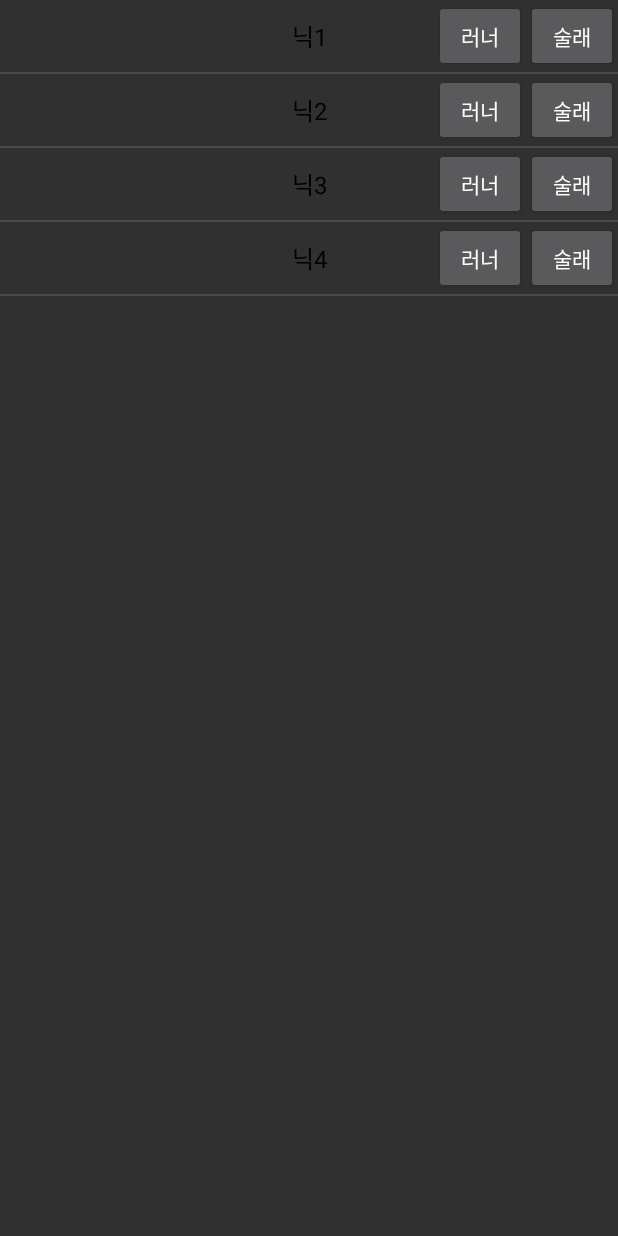
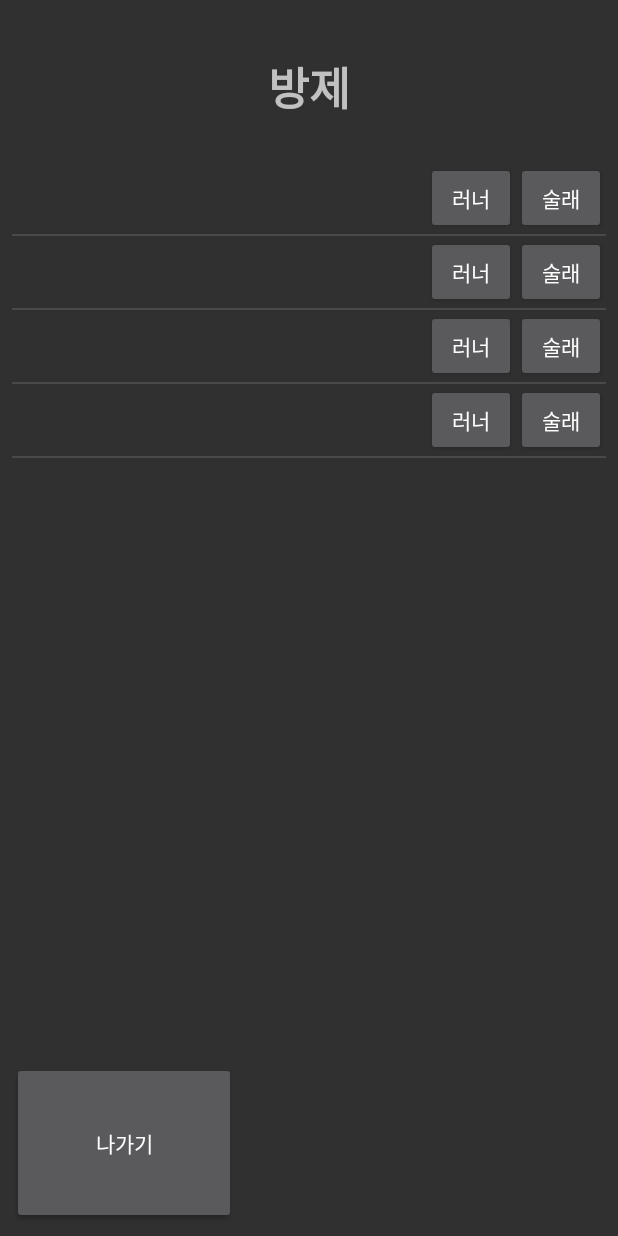
Before and after one commit to SKYBattle-UOS/skybattle-game, an Android app: the RoomActivity screen opened directly, with no data from a screen before it, on a phone screen of 412 x 824 dp. Run offline under Robolectric (Android 15) with nearby library versions, the phone set to English and light mode, and no system bars.

Commit message:
방UI 진행중

```diff
--- a/app/src/main/java/com/example/Client/MainActivity.java
+++ b/app/src/main/java/com/example/Client/MainActivity.java
@@ -89,7 +89,7 @@ public class MainActivity extends AppCompatActivity implements Screen, AutoPermi
     }
 
     @Override
-    public void setText(String text) {
+    public void setTopText(String text){
         // nothing
     }
 
--- a/app/src/main/java/com/example/Client/MatchActivity.java
+++ b/app/src/main/java/com/example/Client/MatchActivity.java
@@ -64,8 +64,8 @@ public class MatchActivity extends AppCompatActivity implements Screen, OnMapRea
         trans.commit();
     }
 
-    @Override
-    public void setText(String text) {
+   @Override
+   public void setTopText(String text) {
         _topText.setText(text);
     }
 
--- a/app/src/main/java/com/example/Client/MatchStateAssemble.java
+++ b/app/src/main/java/com/example/Client/MatchStateAssemble.java
@@ -27,7 +27,7 @@ public class MatchStateAssemble implements GameState {
         _isInitialized = false;
         sentInitComplete = false;
         _numPlayers = numPlayers;
-        Core.getInstance().getUIManager().setText("다른 플레이어를 기다리는중...");
+        Core.getInstance().getUIManager().setTopText("다른 플레이어를 기다리는중...");
     }
 
     @Override
@@ -51,7 +51,7 @@ public class MatchStateAssemble implements GameState {
 
         if (Util.hasMessage(packet)) {
             _isInitialized = true;
-            Core.getInstance().getUIManager().setText("집합하세요");
+            Core.getInstance().getUIManager().setTopText("집합하세요");
         }
 
         if (Util.hasMessage(packet)) {
--- a/app/src/main/java/com/example/Client/MatchStateGetReady.java
+++ b/app/src/main/java/com/example/Client/MatchStateGetReady.java
@@ -27,7 +27,7 @@ public class MatchStateGetReady implements GameState {
 
     MatchStateGetReady(GameStateMatch parent, int countInMS){
         _match = parent;
-        Core.getInstance().getUIManager().setText(String.format(Locale.getDefault(), TOP_TEXT, _prevCount));
+       Core.getInstance().getUIManager().setTopText(String.format(Locale.getDefault(), TOP_TEXT, _prevCount));
     }
 
     @Override
@@ -49,7 +49,7 @@ public class MatchStateGetReady implements GameState {
     public void render(Renderer renderer, long ms) {
         if (_prevCount != _count){
             _prevCount = _count;
-            Core.getInstance().getUIManager().setText(String.format(Locale.getDefault(), TOP_TEXT, _count));
+            Core.getInstance().getUIManager().setTopText(String.format(Locale.getDefault(), TOP_TEXT, _count));
         }
 
         Collection<GameObject> gameObjects = _match.getGameObjects();
--- a/app/src/main/java/com/example/Client/MatchStateInGame.java
+++ b/app/src/main/java/com/example/Client/MatchStateInGame.java
@@ -19,7 +19,7 @@ public class MatchStateInGame implements GameState {
 
     MatchStateInGame(GameStateMatch gameStateMatch) {
         _match = gameStateMatch;
-        Core.getInstance().getUIManager().setText("게임시작이 시작되었습니다");
+        Core.getInstance().getUIManager().setTopText("게임시작이 시작되었습니다");
     }
 
     @Override
@@ -30,7 +30,7 @@ public class MatchStateInGame implements GameState {
     @Override
     public void render(Renderer renderer, long ms) {
         Collection<GameObject> gameObjects = _match.getGameObjects();
-        for (GameObject go : gameObjects){
+        for (GameObject go : gameObjects) {
             go.render(renderer);
         }
     }
--- a/app/src/main/java/com/example/Client/RoomActivity.java
+++ b/app/src/main/java/com/example/Client/RoomActivity.java
@@ -6,6 +6,7 @@ import androidx.core.content.ContextCompat;
 import android.content.Context;
 import android.content.Intent;
 import android.os.Bundle;
+import android.os.Handler;
 import android.view.LayoutInflater;
 import android.view.View;
 import android.view.ViewGroup;
@@ -20,6 +21,8 @@ import android.widget.Toast;
 import org.w3c.dom.Text;
 
 import java.util.ArrayList;
+import java.util.Timer;
+import java.util.TimerTask;
 
 public class RoomActivity extends AppCompatActivity implements Screen {
     private TextView _roomTitle;
@@ -29,17 +32,17 @@ public class RoomActivity extends AppCompatActivity implements Screen {
     protected void onCreate(Bundle savedInstanceState) {
         super.onCreate(savedInstanceState);
         setContentView(R.layout.activity_room);
-        // _roomTitle = findViewById(R.id.roomTitle);
+        _roomTitle = findViewById(R.id.roomTitle);
 
-        listView = (ListView)this.findViewById(R.id.playerlist);
+        listView = (ListView) this.findViewById(R.id.playerlist);
 
-        ArrayList<String> items = new ArrayList<>(); //플레이어 닉네임으로 변경할 것
+        ArrayList<String> items = new ArrayList<>();
         items.add("닉1");
         items.add("닉2");
         items.add("닉3");
         items.add("닉4");
 
-        CustomAdapter adapter = new CustomAdapter(this,0,items);
+        CustomAdapter adapter = new CustomAdapter(this, 0, items);
         listView.setAdapter((adapter));
     }
 
@@ -57,23 +60,23 @@ public class RoomActivity extends AppCompatActivity implements Screen {
                 LayoutInflater v1 = (LayoutInflater) getSystemService(Context.LAYOUT_INFLATER_SERVICE);
                 v = v1.inflate(R.layout.listview_player, null);
             }
-            TextView textView = (TextView) v.findViewById(R.id.textView2);
-            textView.setText(items.get(position));
+            final TextView textView = (TextView) v.findViewById(R.id.textView2);
+            //textView.setText(items.get(position)); 플레이어 목록 저위의 닉1,2,3..보여주는거
 
             final String text = items.get(position);
-            Button button1 = (Button) v.findViewById(R.id.button1);
-            button1.setOnClickListener(new View.OnClickListener() {
+            Button btn_runner = (Button) v.findViewById(R.id.btn_runner);
+            btn_runner.setOnClickListener(new View.OnClickListener() {
                 @Override
                 public void onClick(View v) {
-                    Toast.makeText(RoomActivity.this, text, Toast.LENGTH_SHORT).show();
+                    textView.setText("러너");
                 }
             });
 
-            Button button2 = (Button) v.findViewById(R.id.button2);
-            button2.setOnClickListener(new View.OnClickListener() {
+            Button btn_tagger = (Button) v.findViewById(R.id.btn_tagger);
+            btn_tagger.setOnClickListener(new View.OnClickListener() {
                 @Override
                 public void onClick(View v) {
-                    Toast.makeText(RoomActivity.this, text, Toast.LENGTH_SHORT).show();
+                    textView.setText("술래");
                 }
             });
 
@@ -102,9 +105,9 @@ public class RoomActivity extends AppCompatActivity implements Screen {
         }
     }
 
+
     @Override
-    public void setText(String text) {
+    public void setTopText(String text) {
         _roomTitle.setText(text);
     }
-
 }
--- a/app/src/main/java/com/example/Client/Screen.java
+++ b/app/src/main/java/com/example/Client/Screen.java
@@ -12,5 +12,5 @@ enum ScreenType {
 
 public interface Screen {
     void switchTo(ScreenType type);
-    void setText(String text);
+    void setTopText(String text);
 }
--- a/app/src/main/res/layout/activity_room.xml
+++ b/app/src/main/res/layout/activity_room.xml
@@ -1,15 +1,39 @@
 <?xml version="1.0" encoding="utf-8"?>
 <LinearLayout
-    xmlns:android="http://schemas.android.com/apk/res/android"
-    xmlns:tools="http://schemas.android.com/tools"
+xmlns:android="http://schemas.android.com/apk/res/android"
+xmlns:tools="http://schemas.android.com/tools"
+android:paddingBottom="@dimen/activity_vertical_margin"
+android:paddingLeft="@dimen/activity_horizontal_margin"
+android:paddingRight="@dimen/activity_horizontal_margin"
+android:paddingTop="@dimen/activity_vertical_margin"
+android:layout_width="fill_parent"
+android:layout_height="fill_parent"
+android:orientation="vertical">
+
+<TextView
+    android:id="@+id/roomTitle"
     android:layout_width="match_parent"
-    android:layout_height="match_parent"
-    tools:layout_editor_absoluteY="81dp"
-    tools:layout_editor_absoluteX="0dp">
+    android:layout_height="40dp"
+    android:layout_gravity="center"
+    android:layout_weight="1"
+    android:gravity="center"
+    android:text="방제"
+    android:textAlignment="center"
+    android:textSize="30sp"
+    android:textStyle="bold" />
 
-    <ListView
-        android:id="@+id/playerlist"
-        android:layout_width="match_parent"
-        android:layout_height="match_parent" />
+<ListView
+    android:id="@+id/playerlist"
+    android:layout_width="match_parent"
+    android:layout_height="600dp"
+    android:layout_gravity="bottom"
+    android:entries="@array/reboot_screen_items" />
+
+    <Button
+        android:id="@+id/btn_exit"
+        android:layout_width="149dp"
+        android:layout_height="wrap_content"
+        android:layout_weight="1"
+        android:text="나가기" />
 
 </LinearLayout>
--- a/app/src/main/res/layout/listview_player.xml
+++ b/app/src/main/res/layout/listview_player.xml
@@ -28,14 +28,14 @@
         android:textSize="16dp" />
 
     <Button
-        android:id="@+id/button1"
+        android:id="@+id/btn_runner"
         android:layout_width="wrap_content"
         android:layout_height="match_parent"
         android:layout_weight="1"
         android:text="러너" />
 
     <Button
-        android:id="@+id/button2"
+        android:id="@+id/btn_tagger"
         android:layout_width="wrap_content"
         android:layout_height="match_parent"
         android:layout_weight="1"
--- /dev/null
+++ b/app/src/main/res/values/arrays.xml
@@ -0,0 +1,4 @@
+<?xml version="1.0" encoding="utf-8"?>
+<resources>
+    <string-array name="reboot_screen_items" />
+</resources>
```
Also changed, not shown: app/src/main/java/com/example/Client/MatchStateSelectCharacter.java (+4 -4 lines), app/src/main/java/com/example/Client/UIManager.java (+5 -4 lines).
